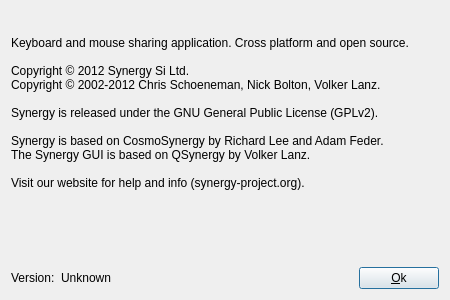
Old version of the form src/gui/res/AboutDialogBase.ui in the repository deskflow/deskflow.
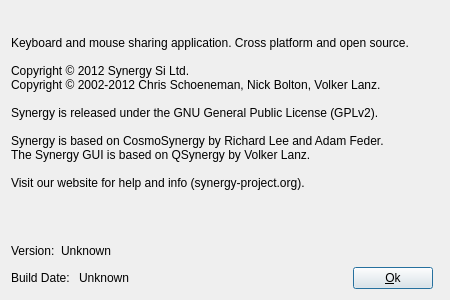
New version of the form. Icons and pictures are not drawn.

Commit message: Add built date #4893

The edit to the form file:
```diff
--- a/src/gui/res/AboutDialogBase.ui
+++ b/src/gui/res/AboutDialogBase.ui
@@ -157,6 +157,37 @@
        </property>
       </spacer>
      </item>
+    </layout>
+   </item>
+   <item row="6" column="1">
+    <layout class="QHBoxLayout" name="horizontalLayout_2">
+     <item>
+      <widget class="QLabel" name="label_5">
+       <property name="text">
+        <string>Build Date: </string>
+       </property>
+      </widget>
+     </item>
+     <item>
+      <widget class="QLabel" name="m_pLabelBuildDate">
+       <property name="text">
+        <string>Unknown</string>
+       </property>
+      </widget>
+     </item>
+     <item>
+      <spacer name="horizontalSpacer_2">
+       <property name="orientation">
+        <enum>Qt::Horizontal</enum>
+       </property>
+       <property name="sizeHint" stdset="0">
+        <size>
+         <width>40</width>
+         <height>20</height>
+        </size>
+       </property>
+      </spacer>
+     </item>
      <item>
       <widget class="QPushButton" name="buttonOk">
        <property name="text">
```
The commit also changes 1 other file.
